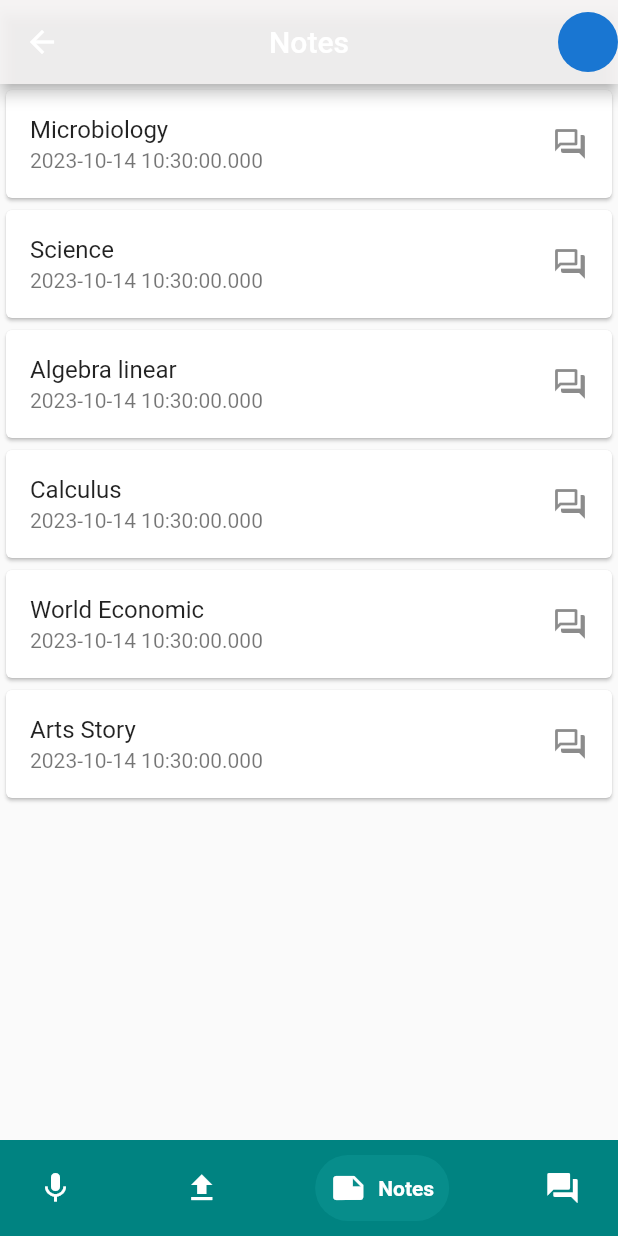
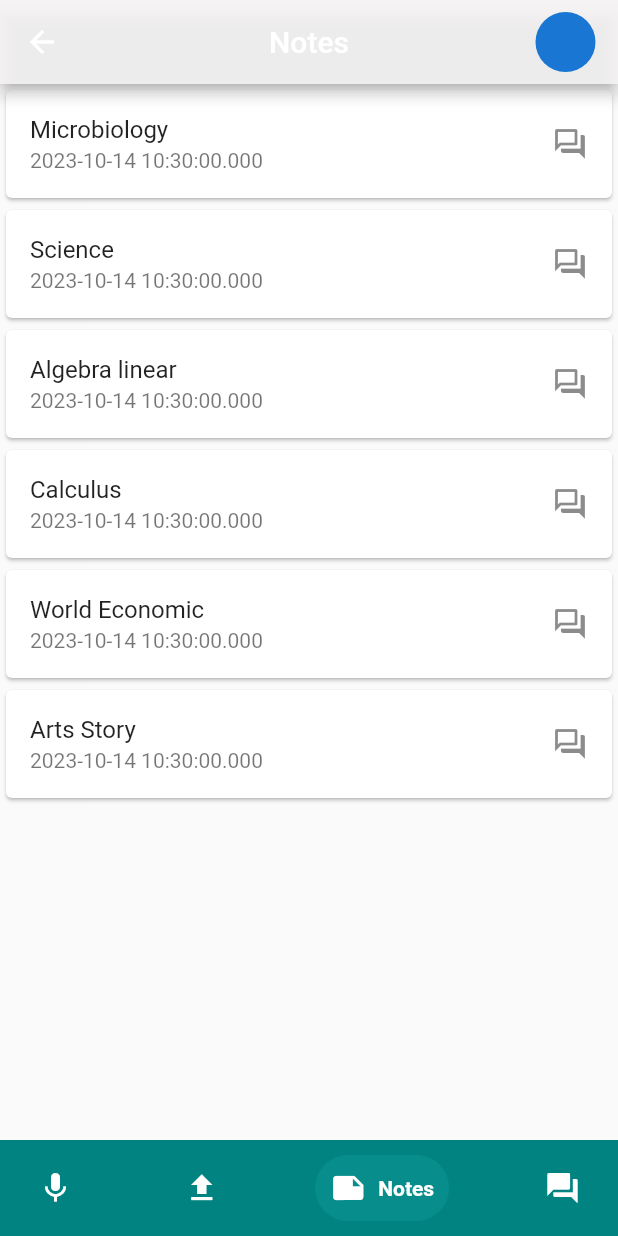
Before and after one commit to wubeshetA/SmartNote, a Flutter app: the screen it shows after launch, item 3 of the bottom bar chosen, on a phone screen of 412 x 824 dp. Run offline on Flutter 3.47's test engine with Material 2 defaults, Android fonts, the phone set to English and light mode, and no system bars; drawn by our look-alikes of google_nav_bar; our stand-ins replace avatar_glow, flutter_dotenv, permission_handler, sqflite, webview_flutter; missing offline and left inert: flutter_sound_lite, google_speech; accounts and stored records are empty.

Commit message:
updated
Signed-off-by: freedisch <freeproduc@gmail.com>

```diff
--- a/lib/views/note/note.dart
+++ b/lib/views/note/note.dart
@@ -27,7 +27,7 @@ class _NoteWebViewContainerState extends State<NoteWebViewContainer> {
           onPressed: () => Navigator.pop(context),
         ),
       ),
-      body: WebView(
+      body: WebViewWidget(
         initialUrl: 'about:blank',
         onWebViewCreated: (WebViewController webViewController) {
           controller = webViewController;
--- a/lib/views/note/notes.dart
+++ b/lib/views/note/notes.dart
@@ -38,7 +38,7 @@ class _NotesState extends State<Notes> {
 
               radius: 20,
             ),
-            SizedBox(width: 156g ghdhdfhgfhdfhhg;cvcc  hch d),
+            SizedBox(width: 15),
           ],
         ),
         body: ListView.builder(
```
